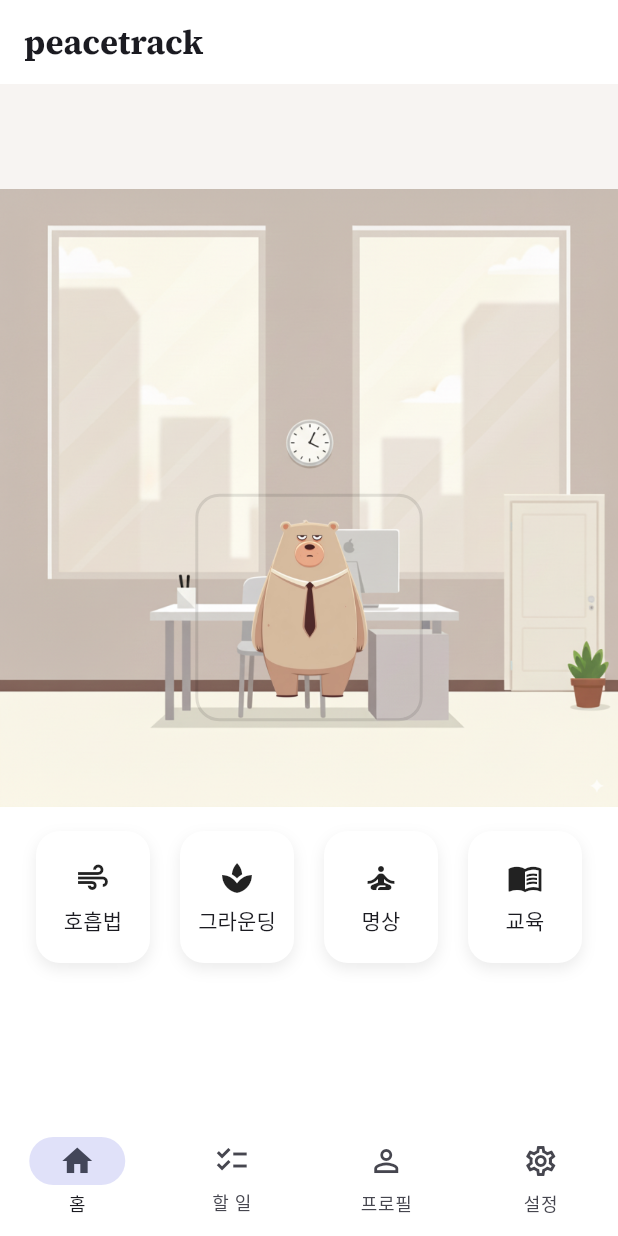
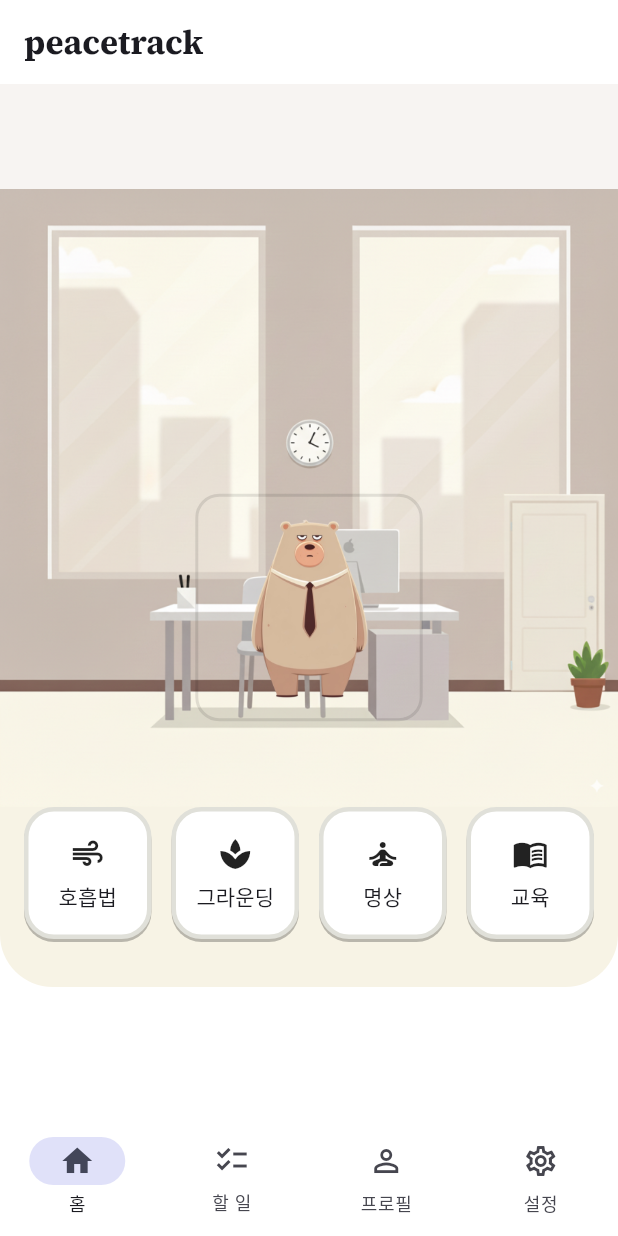
Before and after one commit to junbbbb/PanicAttack0918_02, a Flutter app: the screen it shows after launch, on a phone screen of 412 x 824 dp. Run offline on Flutter 3.47's test engine with Material 3 defaults, Android fonts, the phone set to English and light mode, and no system bars; our stand-ins replace dio, flutter_riverpod, go_router, google_fonts, riverpod_annotation, shared_preferences; generated files the repository leaves out were written again.

Commit message:
하단부분완성

```diff
--- a/lib/features/home/presentation/home_page.dart
+++ b/lib/features/home/presentation/home_page.dart
@@ -17,15 +17,14 @@ class HomePage extends StatelessWidget {
         title: Text('peacetrack', style: logoTextStyle),
         centerTitle: false,
       ),
-      body: Column(
-        crossAxisAlignment: CrossAxisAlignment.start,
+      body: SingleChildScrollView(
+        padding: const EdgeInsets.only(bottom: 24),
+        child: Column(
+          crossAxisAlignment: CrossAxisAlignment.stretch,
           children: [
             Container(
               height: 70,
-            width: double.infinity,
-            decoration: const BoxDecoration(
-              color: Color(0xFFF7F4F2),
-            ),
+              color: const Color(0xFFF7F4F2),
             ),
             SizedBox(
               height: screenHeight * 0.5,
@@ -33,7 +32,8 @@ class HomePage extends StatelessWidget {
               child: Container(
                 decoration: const BoxDecoration(
                   image: DecorationImage(
-                  image: AssetImage('assets/images/backgrounds/defaultbg.png'),
+                    image:
+                        AssetImage('assets/images/backgrounds/defaultbg.png'),
                     fit: BoxFit.cover,
                   ),
                 ),
@@ -72,10 +72,21 @@ class HomePage extends StatelessWidget {
                 ),
               ),
             ),
-          Padding(
-            padding: const EdgeInsets.fromLTRB(24, 16, 24, 24),
+            Container(
+              height: 120,
+              width: double.infinity,
+              decoration: const BoxDecoration(
+                color: Color(0xFFF7F3E5),
+                borderRadius: BorderRadius.only(
+                  bottomLeft: Radius.circular(35),
+                  bottomRight: Radius.circular(35),
+                ),
+              ),
+              child: Padding(
+                padding: const EdgeInsets.fromLTRB(16, 0, 16, 24),
                 child: Row(
                   mainAxisAlignment: MainAxisAlignment.spaceBetween,
+                  crossAxisAlignment: CrossAxisAlignment.start,
                   children: const [
                     _HomeActionButton(
                       label: '호흡법',
@@ -96,7 +107,9 @@ class HomePage extends StatelessWidget {
                   ],
                 ),
               ),
+            ),
           ],
+        ),
       ),
     );
   }
@@ -113,16 +126,20 @@ class _HomeActionButton extends StatelessWidget {
     final textStyle = Theme.of(context).textTheme.labelLarge;
 
     return Container(
-      width: 76,
+      width: 85,
       height: 88,
       decoration: BoxDecoration(
         color: Colors.white,
-        borderRadius: BorderRadius.circular(16),
-        boxShadow: [
+        borderRadius: BorderRadius.circular(20),
+        border: Border.all(
+          color: const Color(0xFFE0E0D9),
+          width: 3,
+        ),
+        boxShadow: const [
           BoxShadow(
-            color: Colors.black.withOpacity(0.08),
-            blurRadius: 8,
-            offset: const Offset(0, 4),
+            color: Color(0x40000000),
+            offset: Offset(0, 2),
+            blurRadius: 0,
           ),
         ],
       ),
```
Lines whose indentation alone changed are shown as unchanged.
